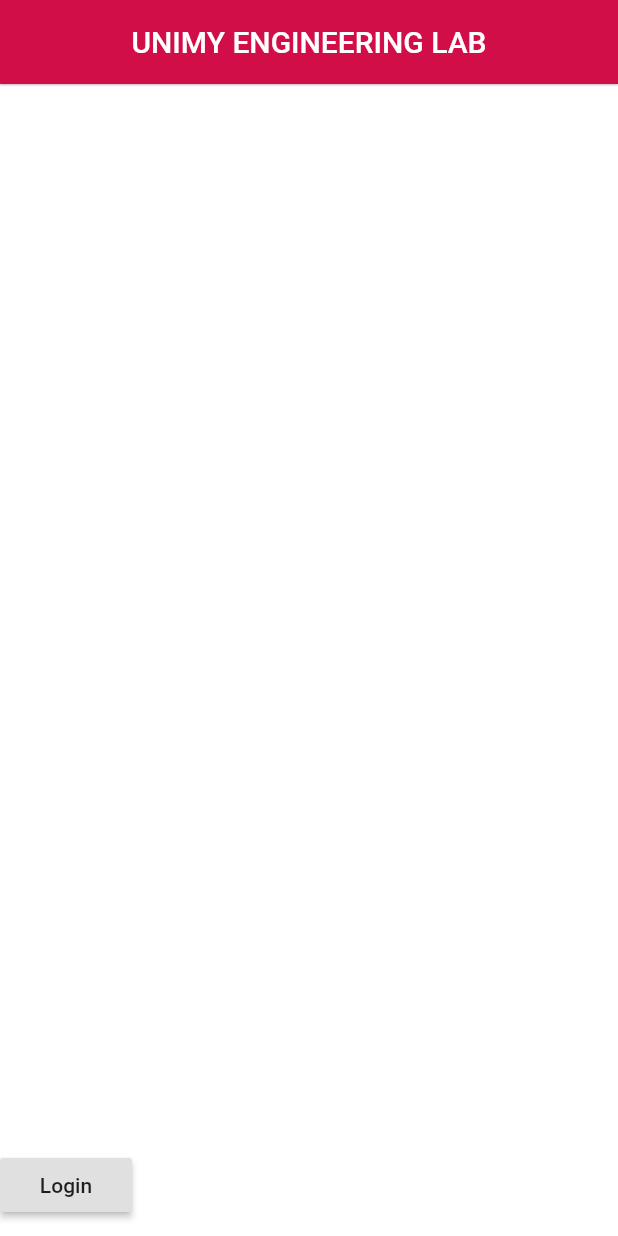
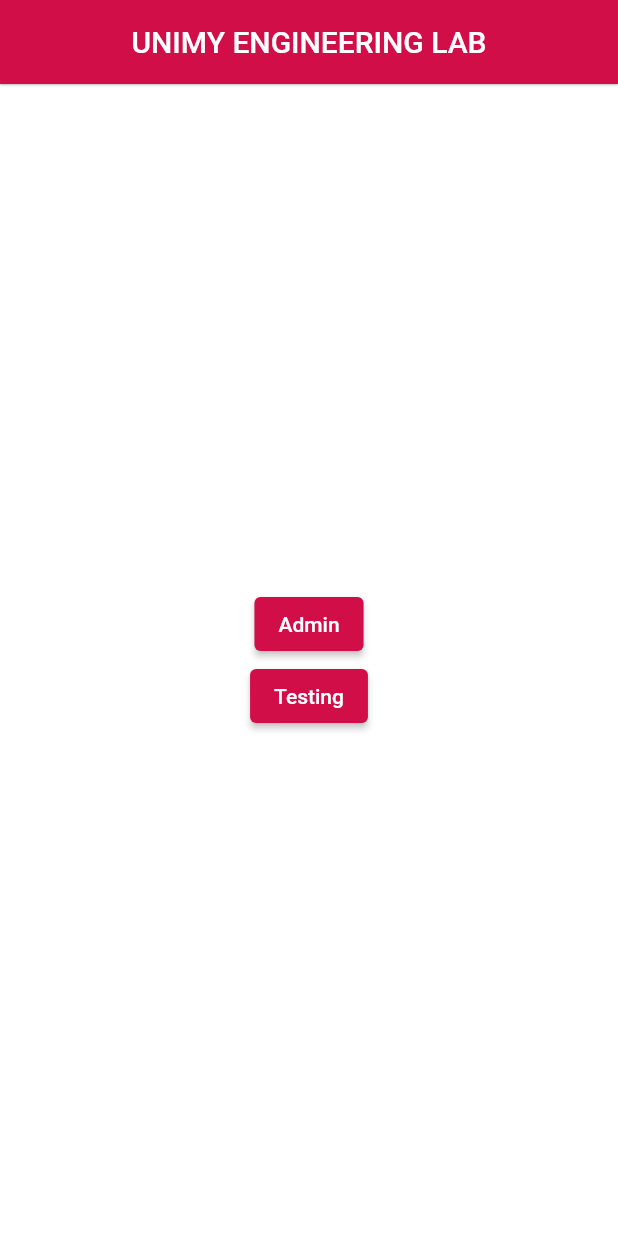
Before and after one commit to HuwaidaWai/UNIMYEngineeringLab, a Flutter app: the screen it shows after launch, on a phone screen of 412 x 824 dp. Run offline on Flutter 3.47's test engine with Material 2 defaults, Android fonts, the phone set to English and light mode, and no system bars; our stand-ins replace get, get_storage; missing offline and left inert: flutter_beacon.

Commit message:
first admin

```diff
--- a/lib/main.dart
+++ b/lib/main.dart
@@ -3,6 +3,7 @@ import 'package:flutter/services.dart';
 import 'package:get/get.dart';
 import 'package:smart_engineering_lab/LoginScreen.dart';
 import 'package:smart_engineering_lab/requirement_state_controller.dart';
+import 'package:smart_engineering_lab/view/admin_page.dart';
 import 'package:smart_engineering_lab/view/app_scanning.dart';
 import 'package:smart_engineering_lab/view/collapsing_navigation_drawer.dart';
 import 'package:smart_engineering_lab/view/home_page.dart';
@@ -85,15 +86,28 @@ class _MyHomePageState extends State<MyHomePage> {
       body: Stack(
         children: <Widget>[
           Container(color: Colors.white),
-          Positioned(
-            child: RaisedButton(
-              child: Text('Login'),
-              onPressed: () {
-                Navigator.push(context,
-                    MaterialPageRoute(builder: (context) => const HomePage()));
-              },
+          Center(
+            child: Column(
+              mainAxisAlignment: MainAxisAlignment.center,
+              children: [
+                ElevatedButton(
+                  child: const Text('Admin'),
+                  onPressed: () {
+                    Navigator.push(context,
+                        MaterialPageRoute(builder: (context) => const Admin()));
+                  },
+                ),
+                ElevatedButton(
+                  child: const Text('Testing'),
+                  onPressed: () {
+                    Navigator.push(
+                        context,
+                        MaterialPageRoute(
+                            builder: (context) => const HomePage()));
+                  },
+                ),
+              ],
             ),
-            bottom: 10,
           )
           // CollapsingNavigationDrawer()
         ],
--- a/pubspec.yaml
+++ b/pubspec.yaml
@@ -29,6 +29,7 @@ environment:
 dependencies:
   get: ^4.6.1
   flutter_beacon: ^0.5.1
+  get_storage: ^2.0.3
   flutter:
     sdk: flutter
 
```
Also changed, not shown: lib/view/admin_page.dart (added, +48 -0 lines), lib/view/app_scanning.dart (+7 -1 lines), pubspec.lock.
